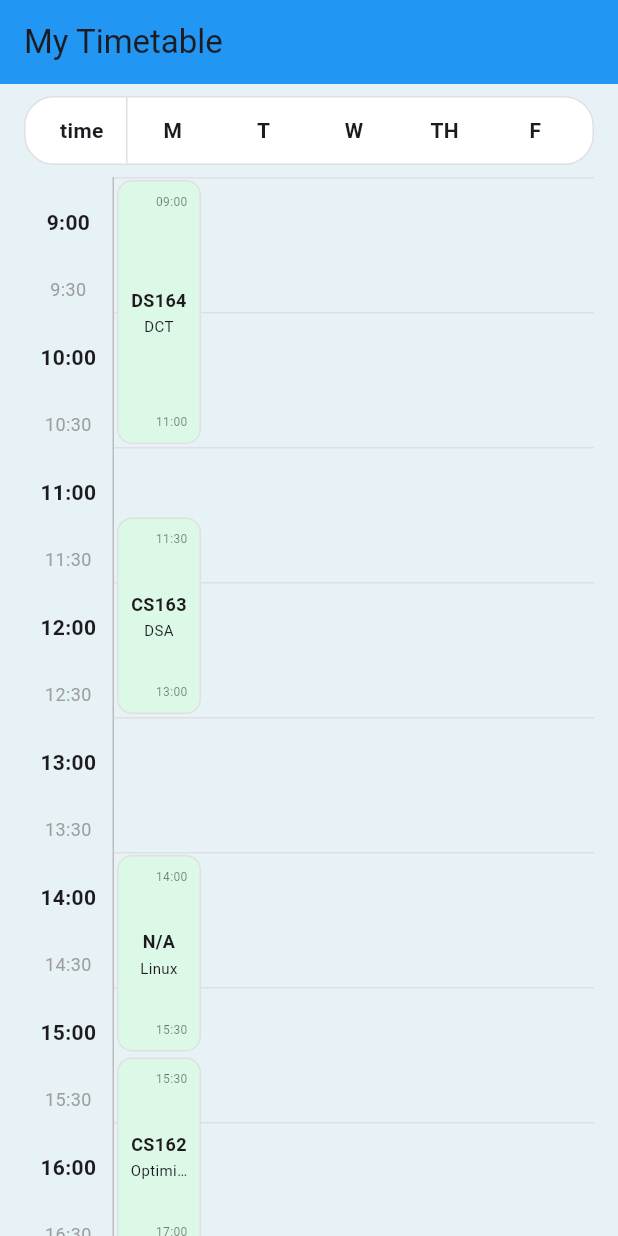
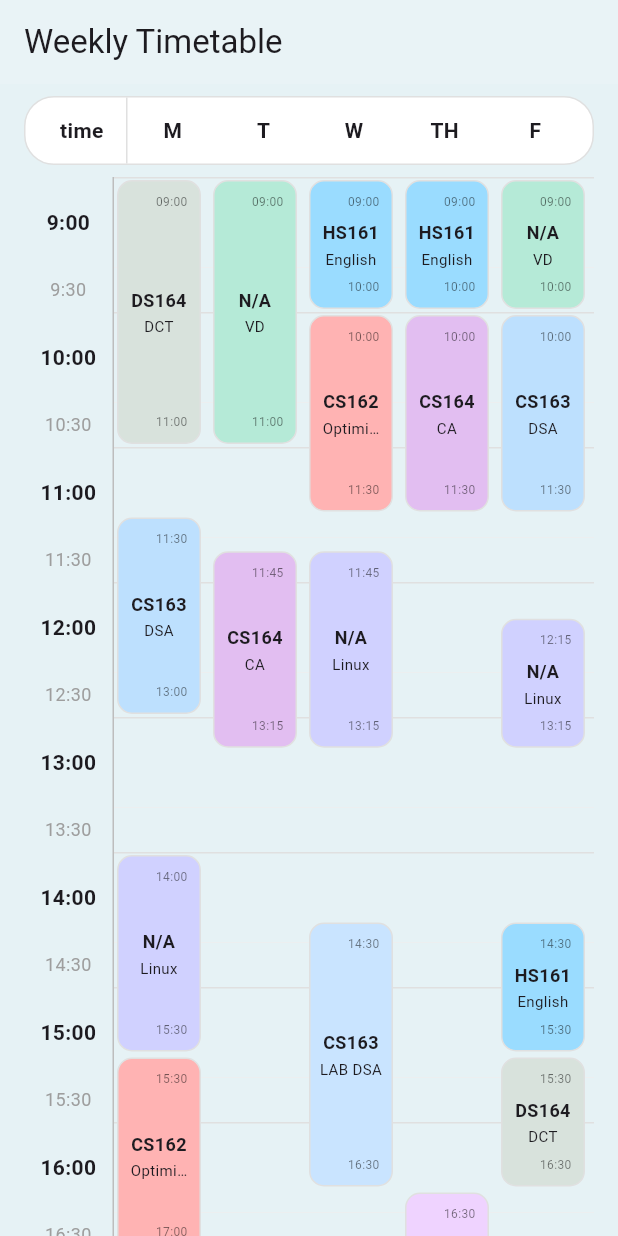
Before and after one commit to rd6260/college_clock, a Flutter app: the screen it shows after launch, on a phone screen of 412 x 824 dp. Run offline on Flutter 3.47's test engine with Material 3 defaults, Android fonts, the phone set to English and light mode, and no system bars; our stand-ins replace dots_indicator, google_fonts.

Commit message:
classes data changes

```diff
--- a/lib/screens/full_table_screen.dart
+++ b/lib/screens/full_table_screen.dart
@@ -9,8 +9,8 @@ class FullTimeTableScreen extends StatelessWidget {
     return Scaffold(
       backgroundColor: const Color(0xFFE6F2F5),
       appBar: AppBar(
-        title: const Text('My Timetable'),
-        backgroundColor: Colors.blue,
+        title: const Text('Weekly Timetable'),
+        backgroundColor: Colors.white10,
         elevation: 0,
       ),
       body: const TimetableView(),
--- a/lib/utils/classes_data.dart
+++ b/lib/utils/classes_data.dart
@@ -10,8 +10,8 @@ List<ClassInfo> get classes => [
     startMinute: 0,
     endHour: 11,
     endMinute: 0,
-    dayOfWeek: 1, // Monday
-    color: const Color(0xFFDCF8E6), // Mint
+    dayOfWeek: 1,
+    color: const Color(0xFFD8E2DC), // Light sage
   ),
   ClassInfo(
     courseCode: 'CS163',
@@ -20,8 +20,8 @@ List<ClassInfo> get classes => [
     startMinute: 30,
     endHour: 13,
     endMinute: 0,
-    dayOfWeek: 1, // Monday
-    color: const Color(0xFFDCF8E6), // Mint
+    dayOfWeek: 1,
+    color: const Color(0xFFBDE0FE), // Light blue
   ),
   ClassInfo(
     courseCode: 'N/A',
@@ -30,8 +30,8 @@ List<ClassInfo> get classes => [
     startMinute: 0,
     endHour: 15,
     endMinute: 30,
-    dayOfWeek: 1, // Monday
-    color: const Color(0xFFDCF8E6), // Mint
+    dayOfWeek: 1,
+    color: const Color(0xFFD0D1FF), // Periwinkle
   ),
   ClassInfo(
     courseCode: 'CS162',
@@ -40,8 +40,8 @@ List<ClassInfo> get classes => [
     startMinute: 30,
     endHour: 17,
     endMinute: 0,
-    dayOfWeek: 1, // Monday
-    color: const Color(0xFFDCF8E6), // Mint
+    dayOfWeek: 1,
+    color: const Color(0xFFFFB3B3), // Salmon pink
   ),
   ClassInfo(
     courseCode: 'N/A',
@@ -50,8 +50,171 @@ List<ClassInfo> get classes => [
     startMinute: 30,
     endHour: 18,
     endMinute: 30,
-    dayOfWeek: 1, // Monday
-    color: const Color(0xFFDCF8E6), // Mint
+    dayOfWeek: 1,
+    color: const Color(0xFFF0E6EF), // Very light purple
   ),
-
+  // Tuesday ====================================================================
+  ClassInfo(
+    courseCode: 'N/A',
+    courseName: 'VD',
+    startHour: 9,
+    startMinute: 0,
+    endHour: 11,
+    endMinute: 0,
+    dayOfWeek: 2,
+    color: const Color(0xFFB5EAD7), // Mint green
+  ),
+  ClassInfo(
+    courseCode: 'CS164',
+    courseName: 'CA',
+    startHour: 11,
+    startMinute: 45,
+    endHour: 13,
+    endMinute: 15,
+    dayOfWeek: 2,
+    color: const Color(0xFFE2BEF1), // Lilac
+  ),
+  ClassInfo(
+    courseCode: 'CS162',
+    courseName: 'TUT Optimization',
+    startHour: 17,
+    startMinute: 0,
+    endHour: 18,
+    endMinute: 0,
+    dayOfWeek: 2,
+    color: const Color(0xFFFFC1C1), // Lighter salmon (similar to Optimization)
+  ),
+  // Wednesday =================================================================
+  ClassInfo(
+    courseCode: 'HS161',
+    courseName: 'English',
+    startHour: 9,
+    startMinute: 0,
+    endHour: 10,
+    endMinute: 0,
+    dayOfWeek: 3,
+    color: const Color(0xFF9ADCFF), // Sky blue
+  ),
+  ClassInfo(
+    courseCode: 'CS162',
+    courseName: 'Optimization',
+    startHour: 10,
+    startMinute: 0,
+    endHour: 11,
+    endMinute: 30,
+    dayOfWeek: 3,
+    color: const Color(0xFFFFB3B3), // Salmon pink
+  ),
+  ClassInfo(
+    courseCode: 'N/A',
+    courseName: 'Linux',
+    startHour: 11,
+    startMinute: 45,
+    endHour: 13,
+    endMinute: 15,
+    dayOfWeek: 3,
+    color: const Color(0xFFD0D1FF), // Periwinkle
+  ),
+  ClassInfo(
+    courseCode: 'CS163',
+    courseName: 'LAB DSA',
+    startHour: 14,
+    startMinute: 30,
+    endHour: 16,
+    endMinute: 30,
+    dayOfWeek: 3,
+    color: const Color(0xFFC9E4FF), // Lighter blue (similar to DSA)
+  ),
+  ClassInfo(
+    courseCode: 'DS164',
+    courseName: 'DCT',
+    startHour: 17,
+    startMinute: 0,
+    endHour: 18,
+    endMinute: 0,
+    dayOfWeek: 3,
+    color: const Color(0xFFD8E2DC), // Light sage
+  ),
+  // Thursday =================================================================
+  ClassInfo(
+    courseCode: 'HS161',
+    courseName: 'English',
+    startHour: 9,
+    startMinute: 0,
+    endHour: 10,
+    endMinute: 0,
+    dayOfWeek: 4,
+    color: const Color(0xFF9ADCFF), // Sky blue
+  ),
+  ClassInfo(
+    courseCode: 'CS164',
+    courseName: 'CA',
+    startHour: 10,
+    startMinute: 00,
+    endHour: 11,
+    endMinute: 30,
+    dayOfWeek: 4,
+    color: const Color(0xFFE2BEF1), // Lilac
+  ),
+  ClassInfo(
+    courseCode: 'CS164',
+    courseName: 'LAB CA',
+    startHour: 16,
+    startMinute: 30,
+    endHour: 18,
+    endMinute: 30,
+    dayOfWeek: 4,
+    color: const Color(0xFFEFD3FF), // Lighter lilac (similar to CA)
+  ),
+  // Friday =================================================================
+  ClassInfo(
+    courseCode: 'N/A',
+    courseName: 'VD',
+    startHour: 9,
+    startMinute: 0,
+    endHour: 10,
+    endMinute: 0,
+    dayOfWeek: 5,
+    color: const Color(0xFFB5EAD7), // Mint green
+  ),
+  ClassInfo(
+    courseCode: 'CS163',
+    courseName: 'DSA',
+    startHour: 10,
+    startMinute: 0,
+    endHour: 11,
+    endMinute: 30,
+    dayOfWeek: 5,
+    color: const Color(0xFFBDE0FE), // Light blue
+  ),
+  ClassInfo(
+    courseCode: 'N/A',
+    courseName: 'Linux',
+    startHour: 12,
+    startMinute: 15,
+    endHour: 13,
+    endMinute: 15,
+    dayOfWeek: 5,
+    color: const Color(0xFFD0D1FF), // Periwinkle
+  ),
+  ClassInfo(
+    courseCode: 'HS161',
+    courseName: 'English',
+    startHour: 14,
+    startMinute: 30,
+    endHour: 15,
+    endMinute: 30,
+    dayOfWeek: 5,
+    color: const Color(0xFF9ADCFF), // Sky blue
+  ),
+  ClassInfo(
+    courseCode: 'DS164',
+    courseName: 'DCT',
+    startHour: 15,
+    startMinute: 30,
+    endHour: 16,
+    endMinute: 30,
+    dayOfWeek: 5,
+    color: const Color(0xFFD8E2DC), // Light sage
+  ),
 ];
```
